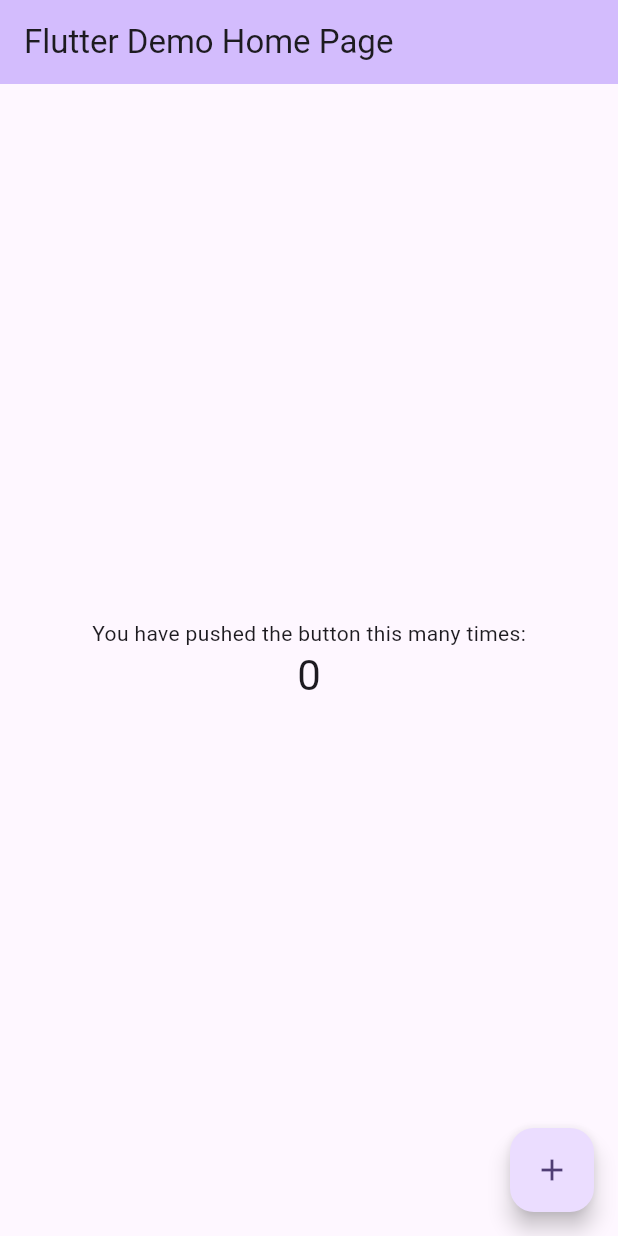
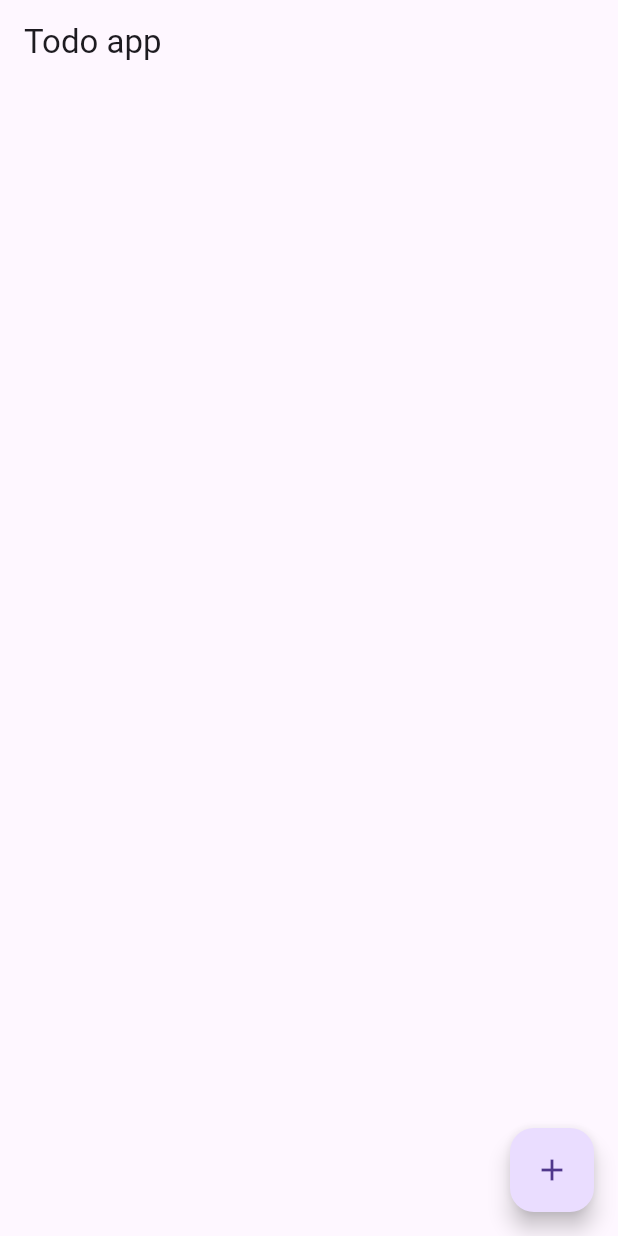
Before and after one commit to kaungmyathan22/flutter-todo-app, a Flutter app: the screen it shows after launch, on a phone screen of 412 x 824 dp. Run offline on Flutter 3.47's test engine with Material 3 defaults, Android fonts, the phone set to English and light mode, and no system bars.

Commit message:
feat(): basic setup

```diff
--- a/lib/main.dart
+++ b/lib/main.dart
@@ -1,4 +1,5 @@
 import 'package:flutter/material.dart';
+import 'package:todo_app/pages/home_page.dart';
 
 void main() {
   runApp(const MyApp());
@@ -7,119 +8,10 @@ void main() {
 class MyApp extends StatelessWidget {
   const MyApp({super.key});
 
-  // This widget is the root of your application.
   @override
   Widget build(BuildContext context) {
-    return MaterialApp(
-      title: 'Flutter Demo',
-      theme: ThemeData(
-        // This is the theme of your application.
-        //
-        // TRY THIS: Try running your application with "flutter run". You'll see
-        // the application has a purple toolbar. Then, without quitting the app,
-        // try changing the seedColor in the colorScheme below to Colors.green
-        // and then invoke "hot reload" (save your changes or press the "hot
-        // reload" button in a Flutter-supported IDE, or press "r" if you used
-        // the command line to start the app).
-        //
-        // Notice that the counter didn't reset back to zero; the application
-        // state is not lost during the reload. To reset the state, use hot
-        // restart instead.
-        //
-        // This works for code too, not just values: Most code changes can be
-        // tested with just a hot reload.
-        colorScheme: ColorScheme.fromSeed(seedColor: Colors.deepPurple),
-        useMaterial3: true,
-      ),
-      home: const MyHomePage(title: 'Flutter Demo Home Page'),
+    return const MaterialApp(
+      home: HomePage(),
     );
   }
 }
-
-class MyHomePage extends StatefulWidget {
-  const MyHomePage({super.key, required this.title});
-
-  // This widget is the home page of your application. It is stateful, meaning
-  // that it has a State object (defined below) that contains fields that affect
-  // how it looks.
-
-  // This class is the configuration for the state. It holds the values (in this
-  // case the title) provided by the parent (in this case the App widget) and
-  // used by the build method of the State. Fields in a Widget subclass are
-  // always marked "final".
-
-  final String title;
-
-  @override
-  State<MyHomePage> createState() => _MyHomePageState();
-}
-
-class _MyHomePageState extends State<MyHomePage> {
-  int _counter = 0;
-
-  void _incrementCounter() {
-    setState(() {
-      // This call to setState tells the Flutter framework that something has
-      // changed in this State, which causes it to rerun the build method below
-      // so that the display can reflect the updated values. If we changed
-      // _counter without calling setState(), then the build method would not be
-      // called again, and so nothing would appear to happen.
-      _counter++;
-    });
-  }
-
-  @override
-  Widget build(BuildContext context) {
-    // This method is rerun every time setState is called, for instance as done
-    // by the _incrementCounter method above.
-    //
-    // The Flutter framework has been optimized to make rerunning build methods
-    // fast, so that you can just rebuild anything that needs updating rather
-    // than having to individually change instances of widgets.
-    return Scaffold(
-      appBar: AppBar(
-        // TRY THIS: Try changing the color here to a specific color (to
-        // Colors.amber, perhaps?) and trigger a hot reload to see the AppBar
-        // change color while the other colors stay the same.
-        backgroundColor: Theme.of(context).colorScheme.inversePrimary,
-        // Here we take the value from the MyHomePage object that was created by
-        // the App.build method, and use it to set our appbar title.
-        title: Text(widget.title),
-      ),
-      body: Center(
-        // Center is a layout widget. It takes a single child and positions it
-        // in the middle of the parent.
-        child: Column(
-          // Column is also a layout widget. It takes a list of children and
-          // arranges them vertically. By default, it sizes itself to fit its
-          // children horizontally, and tries to be as tall as its parent.
-          //
-          // Column has various properties to control how it sizes itself and
-          // how it positions its children. Here we use mainAxisAlignment to
-          // center the children vertically; the main axis here is the vertical
-          // axis because Columns are vertical (the cross axis would be
-          // horizontal).
-          //
-          // TRY THIS: Invoke "debug painting" (choose the "Toggle Debug Paint"
-          // action in the IDE, or press "p" in the console), to see the
-          // wireframe for each widget.
-          mainAxisAlignment: MainAxisAlignment.center,
-          children: <Widget>[
-            const Text(
-              'You have pushed the button this many times:',
-            ),
-            Text(
-              '$_counter',
-              style: Theme.of(context).textTheme.headlineMedium,
-            ),
-          ],
-        ),
-      ),
-      floatingActionButton: FloatingActionButton(
-        onPressed: _incrementCounter,
-        tooltip: 'Increment',
-        child: const Icon(Icons.add),
-      ), // This trailing comma makes auto-formatting nicer for build methods.
-    );
-  }
-}
--- /dev/null
+++ b/lib/models/todo.dart
@@ -0,0 +1,11 @@
+// ignore_for_file: public_member_api_docs, sort_constructors_first
+class Todo {
+  int todoId;
+  String content;
+  bool completed;
+  Todo({
+    required this.todoId,
+    required this.content,
+    required this.completed,
+  });
+}
--- /dev/null
+++ b/lib/pages/add_page.dart
@@ -0,0 +1,15 @@
+import 'package:flutter/material.dart';
+
+class AddPage extends StatefulWidget {
+  const AddPage({super.key});
+
+  @override
+  State<AddPage> createState() => _AddPageState();
+}
+
+class _AddPageState extends State<AddPage> {
+  @override
+  Widget build(BuildContext context) {
+    return const Placeholder();
+  }
+}
--- /dev/null
+++ b/lib/pages/completed_page.dart
@@ -0,0 +1,15 @@
+import 'package:flutter/material.dart';
+
+class CompletedPage extends StatefulWidget {
+  const CompletedPage({super.key});
+
+  @override
+  State<CompletedPage> createState() => _CompletedPageState();
+}
+
+class _CompletedPageState extends State<CompletedPage> {
+  @override
+  Widget build(BuildContext context) {
+    return const Placeholder();
+  }
+}
--- /dev/null
+++ b/lib/pages/home_page.dart
@@ -0,0 +1,31 @@
+import 'package:flutter/material.dart';
+
+class HomePage extends StatefulWidget {
+  const HomePage({
+    super.key,
+  });
+  @override
+  State<HomePage> createState() => _MyHomePageState();
+}
+
+class _MyHomePageState extends State<HomePage> {
+  @override
+  Widget build(BuildContext context) {
+    return Scaffold(
+      appBar: AppBar(
+        title: const Text("Todo app"),
+      ),
+      body: const Center(
+        child: Column(
+          mainAxisAlignment: MainAxisAlignment.center,
+          children: <Widget>[],
+        ),
+      ),
+      floatingActionButton: FloatingActionButton(
+        onPressed: () {},
+        tooltip: 'Increment',
+        child: const Icon(Icons.add),
+      ),
+    );
+  }
+}
```
Also changed, not shown: lib/providers/todo_provider.dart (added).
